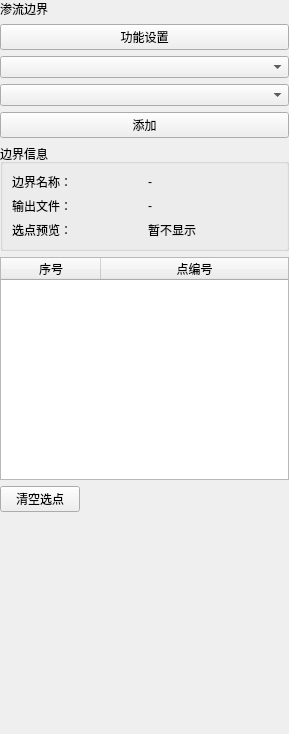
This is plugins/Base_Slover/SeepageBoundaryPage.ui in asd977/base_cae as Qt 5 draws it before an edit. The edited form follows.
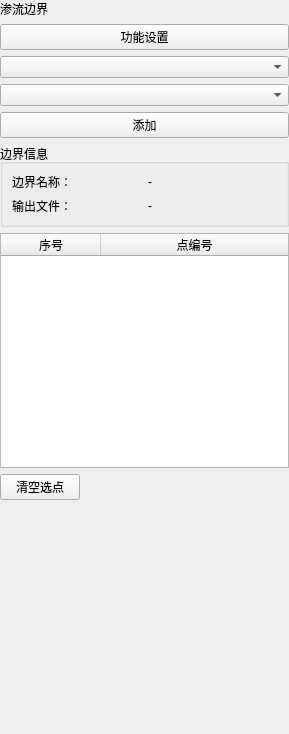
This is the edited form. Custom widgets are drawn as their Qt base class.

Commit message: 新增天然渗流水头边界并精简渗流边界信息

```diff
--- a/plugins/Base_Slover/SeepageBoundaryPage.ui
+++ b/plugins/Base_Slover/SeepageBoundaryPage.ui
@@ -87,20 +87,6 @@
         </property>
        </widget>
       </item>
-      <item row="2" column="0">
-       <widget class="QLabel" name="label3">
-        <property name="text">
-         <string>选点预览：</string>
-        </property>
-       </widget>
-      </item>
-      <item row="2" column="1">
-       <widget class="QLabel" name="labelCountValue">
-        <property name="text">
-         <string>暂不显示</string>
-        </property>
-       </widget>
-      </item>
      </layout>
     </widget>
    </item>
```
The commit also changes 2 other files.
